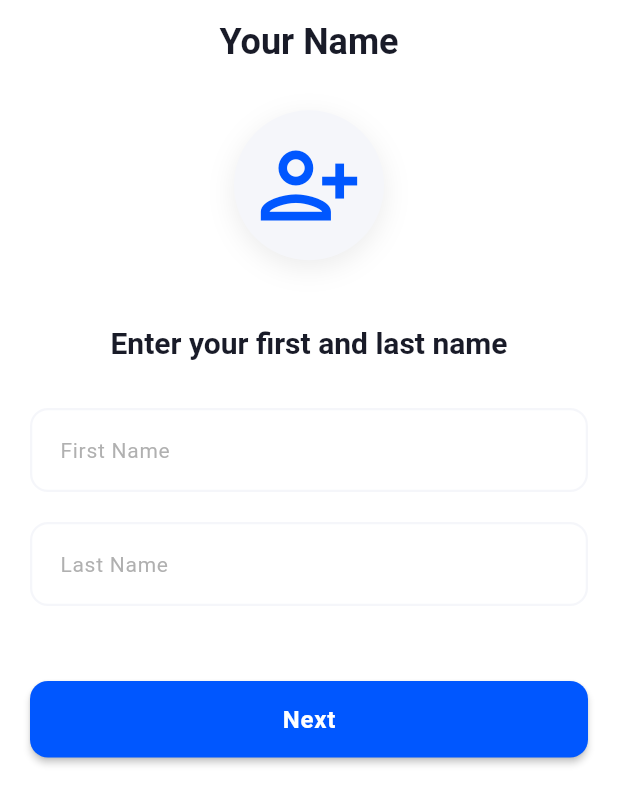
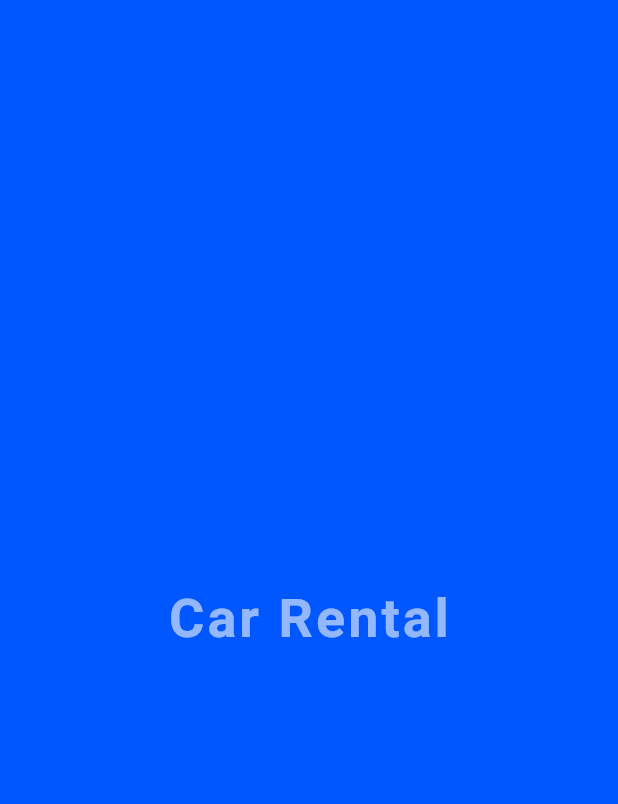
Before and after one commit to 1Muhammed-Shibili/Car-Rental, a Flutter app: the first screen one second after launch, on a phone screen of 412 x 824 dp. Shown: the top 804 px of the screen. Run offline on Flutter 3.47's test engine with Material 3 defaults, Android fonts, the phone set to English and light mode, and no system bars; our stand-ins replace flutter_riverpod, sqflite; accounts and stored records are empty; Roboto replaces fonts that are missing (Poppins).

Commit message:
implemented splash screen

```diff
--- a/lib/features/booking/screens/name_screen.dart
+++ b/lib/features/booking/screens/name_screen.dart
@@ -75,9 +75,12 @@ class _NameScreenState extends ConsumerState<NameScreen> {
                     context: context,
                     hintText: "First Name",
                   ),
-                  validator:
-                      (value) =>
-                          value!.isEmpty ? 'Please enter first name' : null,
+                  validator: (value) {
+                    if (value == null || value.trim().isEmpty) {
+                      return 'Please enter first name';
+                    }
+                    return null;
+                  },
                 ),
                 const SizedBox(height: 20),
                 TextFormField(
@@ -86,9 +89,12 @@ class _NameScreenState extends ConsumerState<NameScreen> {
                     context: context,
                     hintText: "Last Name",
                   ),
-                  validator:
-                      (value) =>
-                          value!.isEmpty ? 'Please enter last name' : null,
+                  validator: (value) {
+                    if (value == null || value.trim().isEmpty) {
+                      return 'Please enter Last name';
+                    }
+                    return null;
+                  },
                 ),
                 SizedBox(height: 50),
                 ElevatedButton(
--- /dev/null
+++ b/lib/features/booking/screens/splash_screen.dart
@@ -0,0 +1,66 @@
+import 'package:car_rental/features/booking/screens/name_screen.dart';
+import 'package:flutter/material.dart';
+import 'package:flutter_riverpod/flutter_riverpod.dart';
+
+final splashTextProvider = StateProvider<String>((ref) => "Car Rental");
+
+class SplashScreen extends ConsumerStatefulWidget {
+  const SplashScreen({super.key});
+
+  @override
+  ConsumerState<SplashScreen> createState() => _SplashScreenState();
+}
+
+class _SplashScreenState extends ConsumerState<SplashScreen>
+    with SingleTickerProviderStateMixin {
+  late AnimationController _controller;
+  late Animation<double> _fadeAnimation;
+
+  @override
+  void initState() {
+    super.initState();
+    _controller = AnimationController(
+      duration: const Duration(seconds: 2),
+      vsync: this,
+    )..repeat(reverse: true);
+
+    _fadeAnimation = Tween<double>(begin: 0.3, end: 1.0).animate(_controller);
+
+    Future.delayed(const Duration(seconds: 3), () {
+      if (mounted) {
+        Navigator.of(
+          context,
+        ).pushReplacement(MaterialPageRoute(builder: (_) => NameScreen()));
+      }
+    });
+  }
+
+  @override
+  void dispose() {
+    _controller.dispose();
+    super.dispose();
+  }
+
+  @override
+  Widget build(BuildContext context) {
+    final splashText = ref.watch(splashTextProvider);
+
+    return Scaffold(
+      backgroundColor: Theme.of(context).colorScheme.primary,
+      body: Center(
+        child: FadeTransition(
+          opacity: _fadeAnimation,
+          child: Text(
+            splashText,
+            style: const TextStyle(
+              fontSize: 36,
+              fontWeight: FontWeight.bold,
+              color: Colors.white,
+              letterSpacing: 2,
+            ),
+          ),
+        ),
+      ),
+    );
+  }
+}
--- a/lib/main.dart
+++ b/lib/main.dart
@@ -1,5 +1,5 @@
 import 'package:car_rental/config/theme.dart';
-import 'package:car_rental/features/booking/screens/name_screen.dart';
+import 'package:car_rental/features/booking/screens/splash_screen.dart';
 import 'package:flutter/material.dart';
 import 'package:flutter_riverpod/flutter_riverpod.dart';
 
@@ -17,7 +17,7 @@ class MyApp extends StatelessWidget {
       debugShowCheckedModeBanner: false,
       theme: lightTheme,
       darkTheme: darkTheme,
-      home: const NameScreen(),
+      home: const SplashScreen(),
     );
   }
 }
--- a/pubspec.yaml
+++ b/pubspec.yaml
@@ -34,6 +34,9 @@ dependencies:
   # The following adds the Cupertino Icons font to your application.
   # Use with the CupertinoIcons class for iOS style icons.
   cupertino_icons: ^1.0.8
+
+  # App Icon
+  flutter_launcher_icons: ^0.14.3
 
   # State management
   flutter_riverpod: ^2.6.1
```
Also changed, not shown: pubspec.lock.
